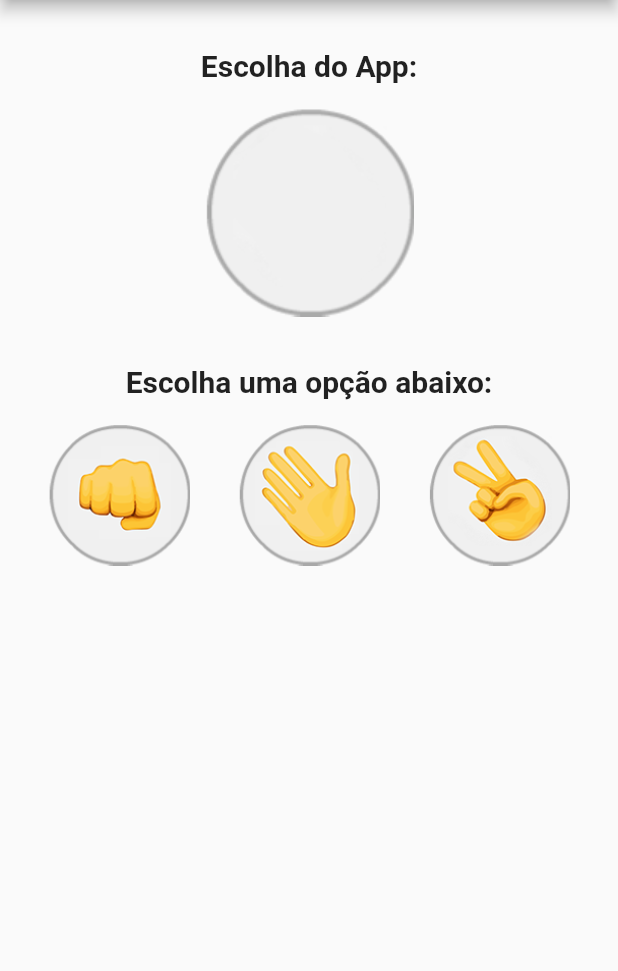
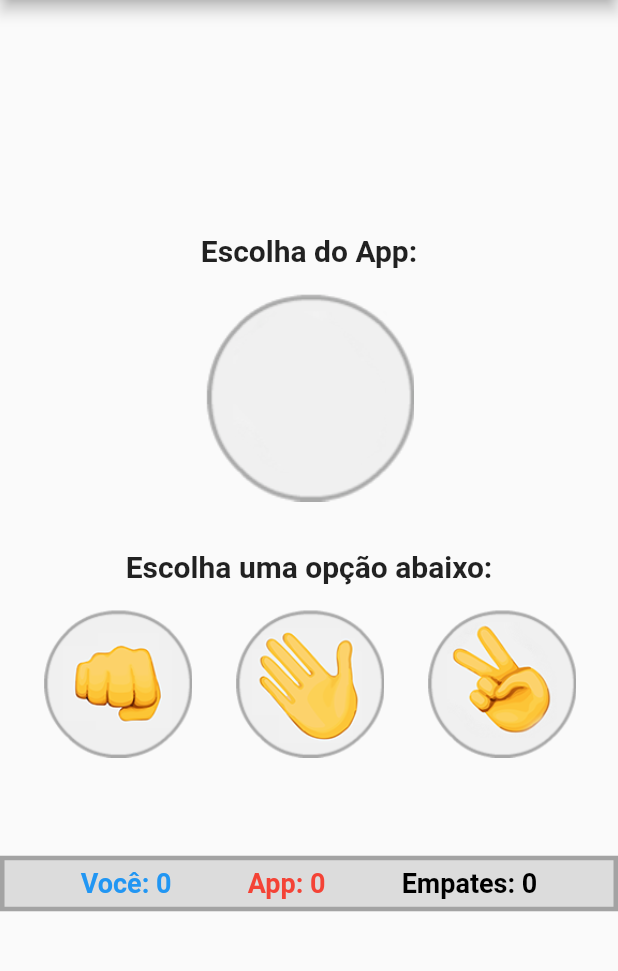
Before and after one commit to felipeabreu86/flutter_jokenpo, a Flutter app: the screen it shows after launch, on a phone screen of 412 x 824 dp, the part 84-1055 px from its top. Run offline on Flutter 3.47's test engine with Material 2 defaults, Android fonts, the phone set to English and light mode, and no system bars.

```diff
--- a/lib/Home/home.dart
+++ b/lib/Home/home.dart
@@ -1,5 +1,4 @@
 import 'dart:math';
-
 import 'package:flutter/material.dart';
 
 class Home extends StatefulWidget {
@@ -10,14 +9,56 @@ class Home extends StatefulWidget {
 }
 
 class _HomeState extends State<Home> {
+  var imagemApp = AssetImage("assets/images/padrao.png");
+  var mensagem = "Escolha uma opção abaixo:";
+  int vitorias = 0;
+  int derrotas = 0;
+  int empates = 0;
+
+  void validarJogada(String escolhaUsuario) {
     var opcoesJogo = ["papel", "pedra", "tesoura"];
-  var escolhaUsuario = -1;
-  var escolhaApp = -1;
+    var escolhaApp = opcoesJogo[Random().nextInt(opcoesJogo.length)];
 
-  void jogar() {
-    escolhaUsuario = Random().nextInt(opcoesJogo.length);
-    escolhaApp = Random().nextInt(opcoesJogo.length);
-    setState(() {});
+    // Atualização da escolha do app
+    switch (escolhaApp) {
+      case "pedra":
+        setState(() {
+          this.imagemApp = AssetImage("assets/images/pedra.png");
+        });
+        break;
+      case "papel":
+        setState(() {
+          this.imagemApp = AssetImage("assets/images/papel.png");
+        });
+        break;
+      case "tesoura":
+        setState(() {
+          this.imagemApp = AssetImage("assets/images/tesoura.png");
+        });
+        break;
+    }
+
+    // Validação do vencedor
+    if ((escolhaUsuario == "pedra" && escolhaApp == "tesoura") ||
+        (escolhaUsuario == "tesoura" && escolhaApp == "papel") ||
+        (escolhaUsuario == "papel" && escolhaApp == "pedra")) {
+      setState(() {
+        this.vitorias++;
+        this.mensagem = "Parabéns!!! Você ganhou :)";
+      });
+    } else if ((escolhaApp == "pedra" && escolhaUsuario == "tesoura") ||
+        (escolhaApp == "tesoura" && escolhaUsuario == "papel") ||
+        (escolhaApp == "papel" && escolhaUsuario == "pedra")) {
+      setState(() {
+        this.derrotas++;
+        this.mensagem = "Você perdeu :(";
+      });
+    } else {
+      setState(() {
+        this.empates++;
+        this.mensagem = "Empatamos ;)";
+      });
+    }
   }
 
   @override
@@ -32,43 +73,90 @@ class _HomeState extends State<Home> {
       ),
       body: Center(
         child: Column(
-          //mainAxisAlignment: MainAxisAlignment.center,
+          mainAxisAlignment: MainAxisAlignment.center,
           crossAxisAlignment: CrossAxisAlignment.center,
           children: [
             Padding(
-              padding: EdgeInsets.only(top: 32, bottom: 16),
+              padding: EdgeInsets.only(top: 0, bottom: 16),
               child: Text(
                 "Escolha do App:",
                 textAlign: TextAlign.center,
                 style: TextStyle(fontSize: 20, fontWeight: FontWeight.bold),
               ),
             ),
-            Image.asset("assets/images/padrao.png"),
+            Image(image: this.imagemApp),
             Padding(
                 padding: EdgeInsets.only(top: 32, bottom: 16),
-              child: Text(
-                "Escolha uma opção abaixo:",
+                child: Text(this.mensagem,
                     textAlign: TextAlign.center,
-                style: TextStyle(fontSize: 20, fontWeight: FontWeight.bold),
-              ),
-            ),
+                    style:
+                        TextStyle(fontSize: 20, fontWeight: FontWeight.bold))),
             Row(
               mainAxisAlignment: MainAxisAlignment.spaceEvenly,
               children: [
-                Image.asset(
+                GestureDetector(
+                  onTap: () => validarJogada("pedra"),
+                  child: Image.asset(
                     "assets/images/pedra.png",
-                  height: 95,
+                    height: 100,
                   ),
-                Image.asset(
+                ),
+                GestureDetector(
+                  onTap: () => validarJogada("papel"),
+                  child: Image.asset(
                     "assets/images/papel.png",
-                  height: 95,
+                    height: 100,
                   ),
-                Image.asset(
+                ),
+                GestureDetector(
+                  onTap: () => validarJogada("tesoura"),
+                  child: Image.asset(
                     "assets/images/tesoura.png",
-                  height: 95,
+                    height: 100,
+                  ),
                 ),
               ],
             ),
+            Padding(
+              padding: EdgeInsets.only(top: 60),
+              child: Column(
+                children: [
+                  Container(
+                    margin: EdgeInsets.only(top: 5, bottom: 5),
+                    padding: EdgeInsets.only(top: 5, bottom: 5),
+                    decoration: BoxDecoration(
+                        border: Border.all(width: 3, color: Colors.black26),
+                        color: Colors.black12),
+                    child: Row(
+                      mainAxisAlignment: MainAxisAlignment.spaceEvenly,
+                      children: [
+                        Text(
+                          "Você: $vitorias",
+                          style: TextStyle(
+                              fontSize: 18,
+                              fontWeight: FontWeight.bold,
+                              color: Colors.blue),
+                        ),
+                        Text(
+                          "App: $derrotas",
+                          style: TextStyle(
+                              fontSize: 18,
+                              fontWeight: FontWeight.bold,
+                              color: Colors.red),
+                        ),
+                        Text(
+                          "Empates: $empates",
+                          style: TextStyle(
+                              fontSize: 18,
+                              fontWeight: FontWeight.bold,
+                              color: Colors.black),
+                        ),
+                      ],
+                    ),
+                  )
+                ],
+              ),
+            )
           ],
         ),
       ),
```
Also changed, not shown: assets/screens/mobile1.png (added), assets/screens/web1.png (added). Lines whose indentation alone changed are shown as unchanged.
